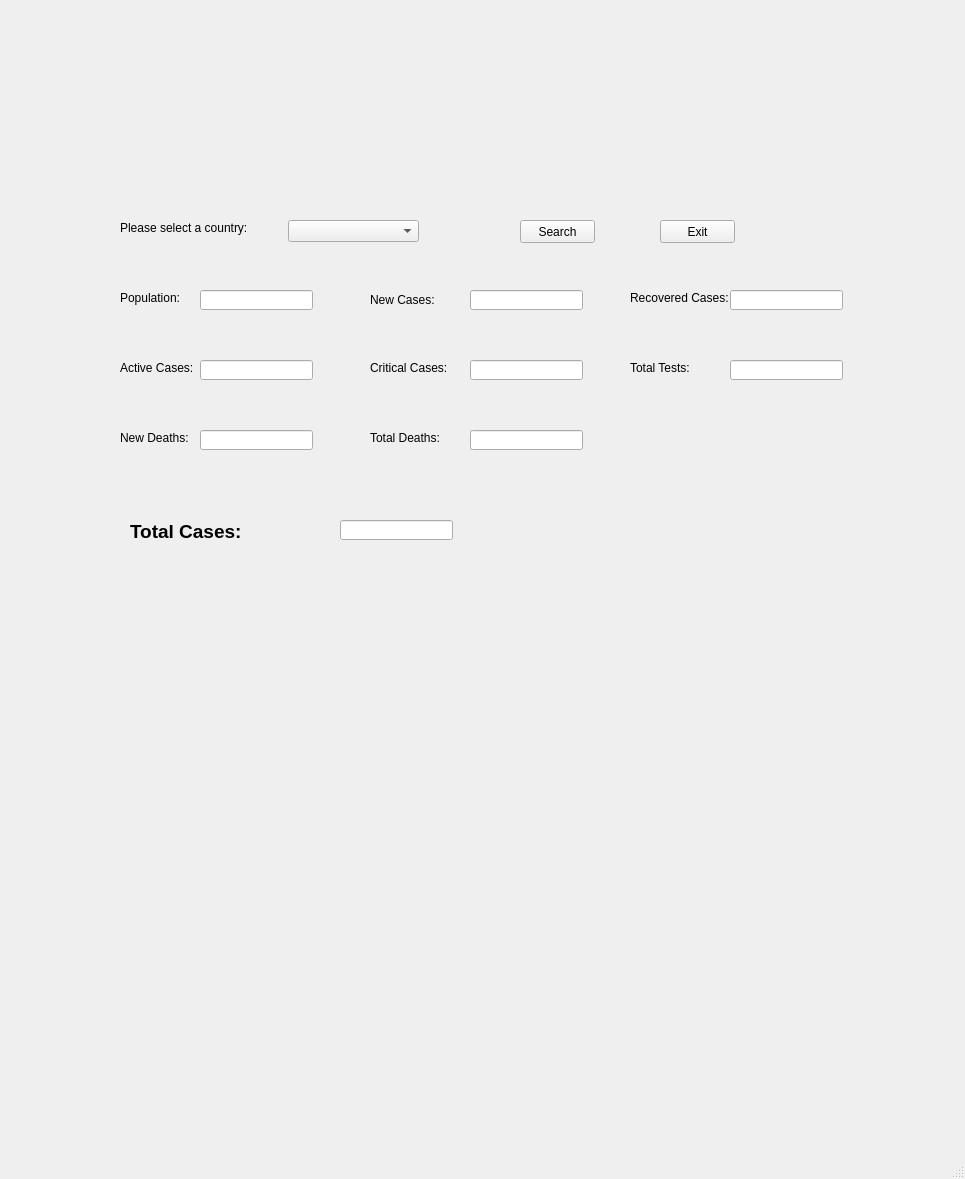
First picture: the form in mainwindow.ui, repository dmqnr/2020-Hackathon---COVID-19-Desktop-Application, before the edit.
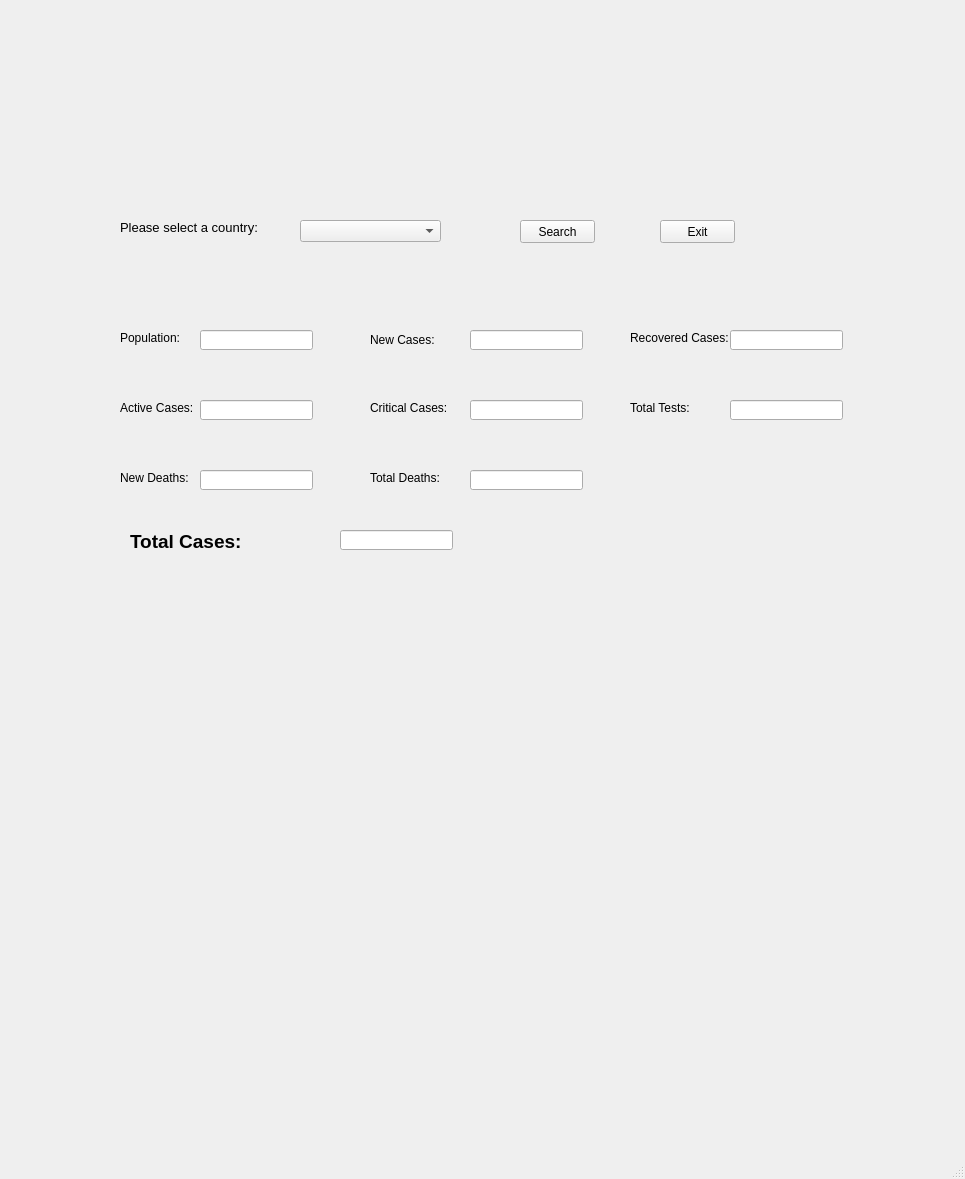
Second picture: the form after the edit. Icons and pictures are not drawn.

What changed in the file:
```diff
--- a/mainwindow.ui
+++ b/mainwindow.ui
@@ -17,9 +17,9 @@
    <widget class="QComboBox" name="countryList">
     <property name="geometry">
      <rect>
-      <x>288</x>
+      <x>300</x>
       <y>220</y>
-      <width>131</width>
+      <width>141</width>
       <height>22</height>
      </rect>
     </property>
@@ -34,14 +34,14 @@
      </rect>
     </property>
     <property name="text">
-     <string>Please select a country:</string>
+     <string>&lt;html&gt;&lt;head/&gt;&lt;body&gt;&lt;p&gt;&lt;span style=&quot; font-size:10pt;&quot;&gt;Please select a country:&lt;/span&gt;&lt;/p&gt;&lt;/body&gt;&lt;/html&gt;</string>
     </property>
    </widget>
    <widget class="QLabel" name="label_2">
     <property name="geometry">
      <rect>
       <x>120</x>
-      <y>290</y>
+      <y>330</y>
       <width>81</width>
       <height>16</height>
      </rect>
@@ -54,7 +54,7 @@
     <property name="geometry">
      <rect>
       <x>370</x>
-      <y>290</y>
+      <y>330</y>
       <width>71</width>
       <height>20</height>
      </rect>
@@ -80,7 +80,7 @@
     <property name="geometry">
      <rect>
       <x>200</x>
-      <y>290</y>
+      <y>330</y>
       <width>113</width>
       <height>20</height>
      </rect>
@@ -90,7 +90,7 @@
     <property name="geometry">
      <rect>
       <x>470</x>
-      <y>290</y>
+      <y>330</y>
       <width>113</width>
       <height>20</height>
      </rect>
@@ -100,7 +100,7 @@
     <property name="geometry">
      <rect>
       <x>120</x>
-      <y>360</y>
+      <y>400</y>
       <width>81</width>
       <height>16</height>
      </rect>
@@ -113,7 +113,7 @@
     <property name="geometry">
      <rect>
       <x>370</x>
-      <y>360</y>
+      <y>400</y>
       <width>91</width>
       <height>16</height>
      </rect>
@@ -126,7 +126,7 @@
     <property name="geometry">
      <rect>
       <x>200</x>
-      <y>360</y>
+      <y>400</y>
       <width>113</width>
       <height>20</height>
      </rect>
@@ -136,7 +136,7 @@
     <property name="geometry">
      <rect>
       <x>470</x>
-      <y>360</y>
+      <y>400</y>
       <width>113</width>
       <height>20</height>
      </rect>
@@ -146,7 +146,7 @@
     <property name="geometry">
      <rect>
       <x>120</x>
-      <y>430</y>
+      <y>470</y>
       <width>71</width>
       <height>16</height>
      </rect>
@@ -159,7 +159,7 @@
     <property name="geometry">
      <rect>
       <x>130</x>
-      <y>520</y>
+      <y>530</y>
       <width>151</width>
       <height>21</height>
      </rect>
@@ -172,7 +172,7 @@
     <property name="geometry">
      <rect>
       <x>200</x>
-      <y>430</y>
+      <y>470</y>
       <width>113</width>
       <height>20</height>
      </rect>
@@ -182,7 +182,7 @@
     <property name="geometry">
      <rect>
       <x>340</x>
-      <y>520</y>
+      <y>530</y>
       <width>113</width>
       <height>20</height>
      </rect>
@@ -192,7 +192,7 @@
     <property name="geometry">
      <rect>
       <x>630</x>
-      <y>290</y>
+      <y>330</y>
       <width>111</width>
       <height>16</height>
      </rect>
@@ -205,7 +205,7 @@
     <property name="geometry">
      <rect>
       <x>730</x>
-      <y>290</y>
+      <y>330</y>
       <width>113</width>
       <height>20</height>
      </rect>
@@ -262,7 +262,7 @@
     <property name="geometry">
      <rect>
       <x>370</x>
-      <y>430</y>
+      <y>470</y>
       <width>91</width>
       <height>16</height>
      </rect>
@@ -275,7 +275,7 @@
     <property name="geometry">
      <rect>
       <x>470</x>
-      <y>430</y>
+      <y>470</y>
       <width>113</width>
       <height>20</height>
      </rect>
@@ -285,7 +285,7 @@
     <property name="geometry">
      <rect>
       <x>630</x>
-      <y>360</y>
+      <y>400</y>
       <width>91</width>
       <height>16</height>
      </rect>
@@ -298,7 +298,7 @@
     <property name="geometry">
      <rect>
       <x>730</x>
-      <y>360</y>
+      <y>400</y>
       <width>113</width>
       <height>20</height>
      </rect>
@@ -323,6 +323,19 @@
      <bool>true</bool>
     </property>
    </widget>
+   <widget class="QLabel" name="dateLabel">
+    <property name="geometry">
+     <rect>
+      <x>120</x>
+      <y>280</y>
+      <width>531</width>
+      <height>16</height>
+     </rect>
+    </property>
+    <property name="text">
+     <string>&lt;html&gt;&lt;head/&gt;&lt;body&gt;&lt;p&gt;&lt;span style=&quot; font-size:10pt; font-weight:600;&quot;/&gt;&lt;/p&gt;&lt;/body&gt;&lt;/html&gt;</string>
+    </property>
+   </widget>
   </widget>
   <widget class="QMenuBar" name="menubar">
    <property name="geometry">
```
